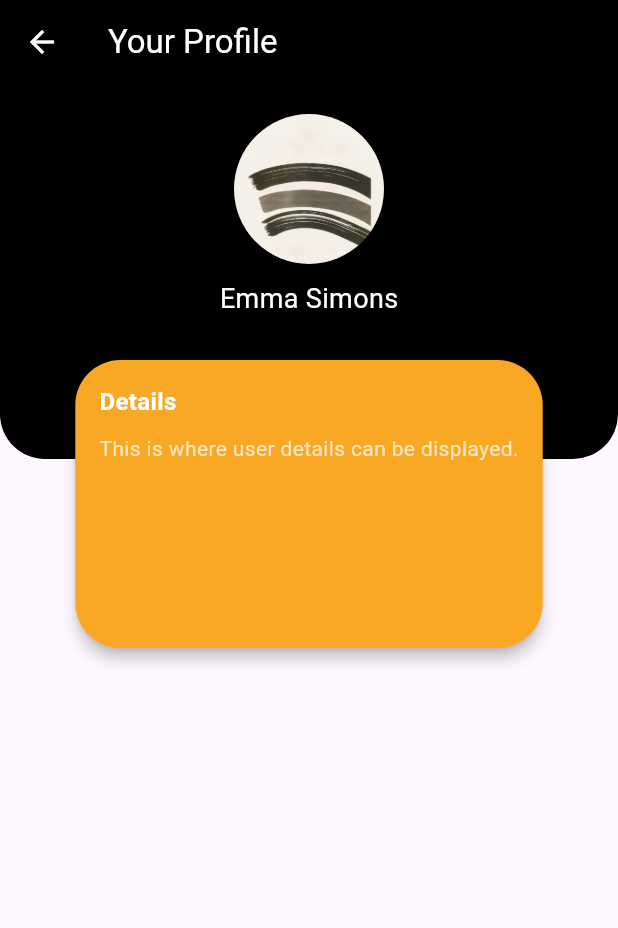
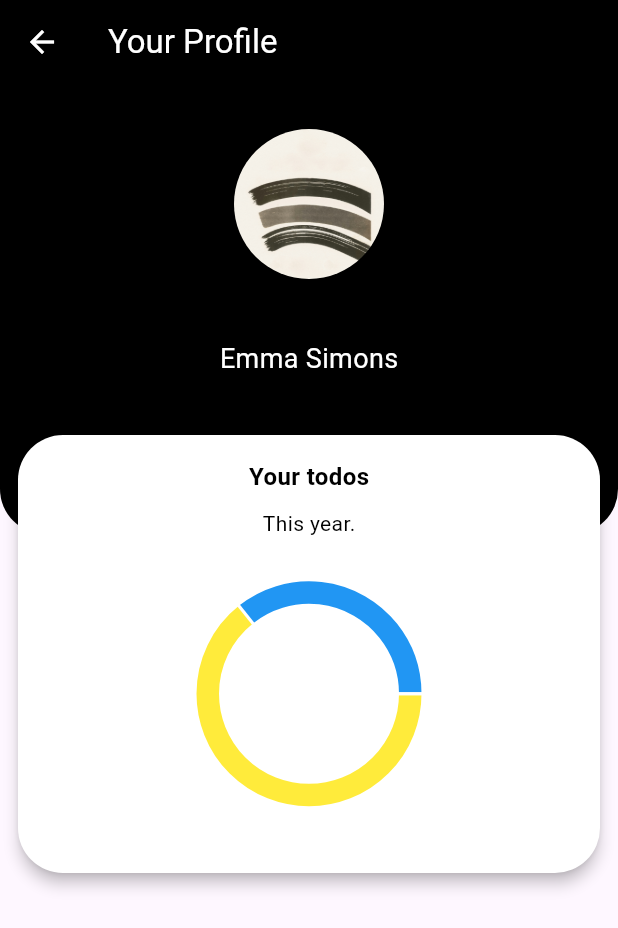
Before and after one commit to Sinmiloluwa/simple-flutter-todo, a Flutter app: the Profile screen opened directly, on a phone screen of 412 x 824 dp. Shown: the top 928 px of the screen. Run offline on Flutter 3.47's test engine with Material 3 defaults, Android fonts, the phone set to English and light mode, and no system bars; drawn by our look-alikes of fl_chart.

Commit message:
added pie chart to profile page

```diff
--- /dev/null
+++ b/lib/components/donut_chart.dart
@@ -0,0 +1,44 @@
+import 'package:flutter/material.dart';
+import 'package:fl_chart/fl_chart.dart';
+
+class DonutChart extends StatefulWidget {
+  const DonutChart({Key? key}) : super(key: key);
+
+  @override
+  _DonutChartState createState() => _DonutChartState();
+}
+
+class _DonutChartState extends State<DonutChart> {
+  @override
+  Widget build(BuildContext context) {
+    return Scaffold(
+      backgroundColor: Colors.white,
+      body: Column(
+        mainAxisAlignment: MainAxisAlignment.center,
+        children: [
+          SizedBox(
+            height: 150,
+            child: PieChart(
+              PieChartData(
+                sections: [
+                  PieChartSectionData(
+                    value: 45,
+                    color: Colors.yellow,
+                    radius: 15,
+                    showTitle: false
+                  ),
+                  PieChartSectionData(
+                      value: 25,
+                      color: Colors.blue,
+                      radius: 15,
+                      showTitle: false
+                  )
+                ]
+              )
+            ),
+          ),
+        ],
+      ),
+    );
+  }
+}
--- a/lib/screens/profile.dart
+++ b/lib/screens/profile.dart
@@ -1,4 +1,5 @@
 import 'package:flutter/material.dart';
+import 'package:first_project/components/donut_chart.dart';
 
 class Profile extends StatefulWidget {
   const Profile({Key? key}) : super(key: key);
@@ -22,9 +23,9 @@ class _ProfileState extends State<Profile> {
           style: TextStyle(color: Colors.white),
         ),
       ),
-      body: Column(
+      body: SingleChildScrollView(
+        child: Column(
           children: [
-          // Black background container
             Container(
               decoration: const BoxDecoration(
                 color: Colors.black,
@@ -34,10 +35,10 @@ class _ProfileState extends State<Profile> {
                 ),
               ),
               width: double.infinity,
-            height: 250.0, // Fixed height for the black background
+              height: 300.0, // Fixed height for the black background
               child: Column(
                 children: [
-                const SizedBox(height: 20.0),
+                  const SizedBox(height: 30.0),
                   Center(
                     child: Container(
                       width: 100.0,
@@ -51,14 +52,14 @@ class _ProfileState extends State<Profile> {
                       ),
                     ),
                   ),
-                const SizedBox(height: 10.0),
+                  const SizedBox(height: 40.0),
                   const Center(
                     child: Text(
                       'Emma Simons',
                       style: TextStyle(color: Colors.white, fontSize: 18.0),
                     ),
                   ),
-                const SizedBox(height: 20.0),
+                  const SizedBox(height: 30.0),
                 ],
               ),
             ),
@@ -68,35 +69,42 @@ class _ProfileState extends State<Profile> {
               child: Transform.translate(
                 offset: const Offset(0, -70),
                 child: Container(
-                height: 200.0,
+                  height: 300.0,
                   child: Card(
-                  color: Colors.yellow[800],
+                    color: Colors.white,
                     shape: RoundedRectangleBorder(
                       borderRadius: BorderRadius.circular(30.0),
                     ),
                     elevation: 4.0,
                     child: Padding(
                       padding: const EdgeInsets.all(16.0),
+                      child: Center(
                         child: Column(
                           crossAxisAlignment: CrossAxisAlignment.start,
                           children: const [
-                        Text(
-                          'Details',
+                            Center(
+                              child: Text(
+                                'Your todos',
                                 style: TextStyle(
                                   fontSize: 16.0,
                                   fontWeight: FontWeight.bold,
-                            color: Colors.white,
+                                  color: Colors.black,
+                                ),
                               ),
                             ),
                             SizedBox(height: 10.0),
-                        Text(
-                          'This is where user details can be displayed.',
+                            Center(
+                              child: Text(
+                                'This year.',
                                 style: TextStyle(
                                   fontSize: 14.0,
-                            color: Colors.white70,
+                                  color: Colors.black,
                                 ),
                               ),
+                            ),
+                            Flexible(child: DonutChart()),
                           ],
+                        ),
                       ),
                     ),
                   ),
@@ -105,6 +113,7 @@ class _ProfileState extends State<Profile> {
             ),
           ],
         ),
+      ),
     );
   }
 }
--- a/pubspec.yaml
+++ b/pubspec.yaml
@@ -35,6 +35,7 @@ dependencies:
   # The following adds the Cupertino Icons font to your application.
   # Use with the CupertinoIcons class for iOS style icons.
   cupertino_icons: ^1.0.8
+  fl_chart: ^0.69.2
 
 dev_dependencies:
   flutter_test:
```
Also changed, not shown: pubspec.lock. Lines whose indentation alone changed are shown as unchanged.
